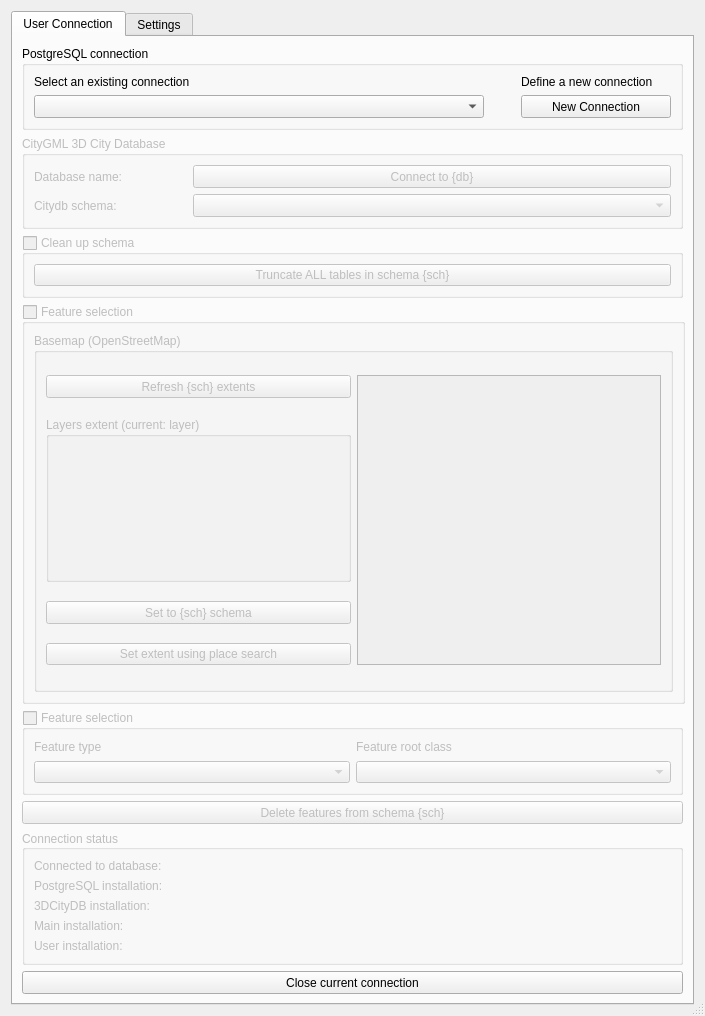
Qt form cdb4/gui_deleter/ui/cdb4_deleter_dialog.ui (tudelft3d/3DCityDB-Tools-for-QGIS) before a commit.
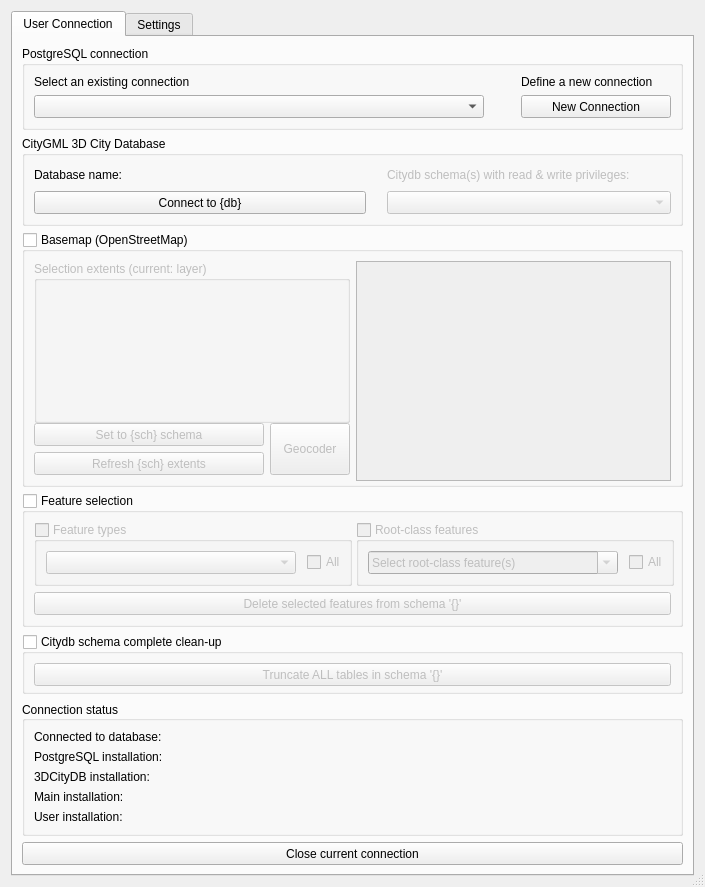
The same form after that commit. Icons and pictures are not drawn. Custom widgets are drawn as their Qt base class.

```diff
--- a/cdb4/gui_deleter/ui/cdb4_deleter_dialog.ui
+++ b/cdb4/gui_deleter/ui/cdb4_deleter_dialog.ui
@@ -13,11 +13,11 @@
     <x>0</x>
     <y>0</y>
     <width>705</width>
-    <height>1000</height>
+    <height>868</height>
    </rect>
   </property>
   <property name="sizePolicy">
-   <sizepolicy hsizetype="MinimumExpanding" vsizetype="MinimumExpanding">
+   <sizepolicy hsizetype="MinimumExpanding" vsizetype="Maximum">
     <horstretch>0</horstretch>
     <verstretch>0</verstretch>
    </sizepolicy>
@@ -54,7 +54,7 @@
       <bool>true</bool>
      </property>
      <property name="sizePolicy">
-      <sizepolicy hsizetype="MinimumExpanding" vsizetype="MinimumExpanding">
+      <sizepolicy hsizetype="Preferred" vsizetype="Preferred">
        <horstretch>0</horstretch>
        <verstretch>0</verstretch>
       </sizepolicy>
@@ -301,7 +301,7 @@
        <item>
         <widget class="QGroupBox" name="gbxDatabase">
          <property name="enabled">
-          <bool>false</bool>
+          <bool>true</bool>
          </property>
          <property name="sizePolicy">
           <sizepolicy hsizetype="Preferred" vsizetype="Maximum">
@@ -326,26 +326,62 @@
             </property>
             <property name="sizeHint" stdset="0">
              <size>
-              <width>65</width>
+              <width>15</width>
+              <height>20</height>
+             </size>
+            </property>
+           </spacer>
+          </item>
+          <item row="0" column="0">
+           <widget class="QLabel" name="lblConnectToDB">
+            <property name="enabled">
+             <bool>true</bool>
+            </property>
+            <property name="text">
+             <string>Database name:</string>
+            </property>
+           </widget>
+          </item>
+          <item row="0" column="1">
+           <spacer name="horizontalSpacer">
+            <property name="orientation">
+             <enum>Qt::Horizontal</enum>
+            </property>
+            <property name="sizeType">
+             <enum>QSizePolicy::Minimum</enum>
+            </property>
+            <property name="sizeHint" stdset="0">
+             <size>
+              <width>15</width>
               <height>20</height>
              </size>
             </property>
            </spacer>
           </item>
           <item row="0" column="2">
+           <widget class="QLabel" name="lblSchema">
+            <property name="enabled">
+             <bool>false</bool>
+            </property>
+            <property name="text">
+             <string>Citydb schema(s) with read &amp; write privileges:</string>
+            </property>
+           </widget>
+          </item>
+          <item row="2" column="0">
            <widget class="QPushButton" name="btnConnectToDbC">
             <property name="enabled">
-             <bool>false</bool>
+             <bool>true</bool>
             </property>
             <property name="sizePolicy">
-             <sizepolicy hsizetype="MinimumExpanding" vsizetype="Fixed">
+             <sizepolicy hsizetype="Minimum" vsizetype="Fixed">
               <horstretch>0</horstretch>
               <verstretch>0</verstretch>
              </sizepolicy>
             </property>
             <property name="minimumSize">
              <size>
-              <width>400</width>
+              <width>332</width>
               <height>23</height>
              </size>
             </property>
@@ -366,55 +402,25 @@
              <bool>false</bool>
             </property>
             <property name="sizePolicy">
-             <sizepolicy hsizetype="MinimumExpanding" vsizetype="Fixed">
+             <sizepolicy hsizetype="Minimum" vsizetype="Fixed">
               <horstretch>0</horstretch>
               <verstretch>0</verstretch>
              </sizepolicy>
             </property>
             <property name="minimumSize">
              <size>
-              <width>400</width>
+              <width>270</width>
               <height>23</height>
              </size>
             </property>
             <property name="toolTip">
              <string>Select one of the citydb schemas containing data</string>
             </property>
-           </widget>
-          </item>
-          <item row="0" column="0">
-           <widget class="QLabel" name="lblConnectToDB">
-            <property name="enabled">
-             <bool>false</bool>
+            <property name="currentText">
+             <string/>
             </property>
-            <property name="text">
-             <string>Database name:</string>
-            </property>
-           </widget>
-          </item>
-          <item row="0" column="1">
-           <spacer name="horizontalSpacer">
-            <property name="orientation">
-             <enum>Qt::Horizontal</enum>
-            </property>
-            <property name="sizeType">
-             <enum>QSizePolicy::Minimum</enum>
-            </property>
-            <property name="sizeHint" stdset="0">
-             <size>
-              <width>65</width>
-              <height>20</height>
-             </size>
-            </property>
-           </spacer>
-          </item>
-          <item row="2" column="0">
-           <widget class="QLabel" name="lblSchema">
-            <property name="enabled">
-             <bool>false</bool>
-            </property>
-            <property name="text">
-             <string>Citydb schema:</string>
+            <property name="placeholderText">
+             <string/>
             </property>
            </widget>
           </item>
@@ -422,64 +428,24 @@
         </widget>
        </item>
        <item>
-        <widget class="QGroupBox" name="groupBox">
+        <widget class="QGroupBox" name="gbxBasemapC">
          <property name="enabled">
-          <bool>false</bool>
-         </property>
-         <property name="sizePolicy">
-          <sizepolicy hsizetype="Preferred" vsizetype="Fixed">
-           <horstretch>0</horstretch>
-           <verstretch>0</verstretch>
-          </sizepolicy>
-         </property>
-         <property name="minimumSize">
-          <size>
-           <width>0</width>
-           <height>55</height>
-          </size>
-         </property>
-         <property name="title">
-          <string>Clean up schema</string>
-         </property>
-         <property name="checkable">
           <bool>true</bool>
          </property>
-         <property name="checked">
-          <bool>false</bool>
-         </property>
-         <layout class="QVBoxLayout" name="verticalLayout_2">
-          <item>
-           <widget class="QPushButton" name="btnCleanUpSchema">
-            <property name="enabled">
-             <bool>false</bool>
-            </property>
-            <property name="text">
-             <string>Truncate ALL tables in schema {sch}</string>
-            </property>
-           </widget>
-          </item>
-         </layout>
-        </widget>
-       </item>
-       <item>
-        <widget class="QGroupBox" name="groupBox_2">
-         <property name="enabled">
-          <bool>false</bool>
-         </property>
          <property name="sizePolicy">
-          <sizepolicy hsizetype="Minimum" vsizetype="Minimum">
+          <sizepolicy hsizetype="Minimum" vsizetype="Fixed">
            <horstretch>0</horstretch>
            <verstretch>0</verstretch>
           </sizepolicy>
          </property>
          <property name="minimumSize">
           <size>
-           <width>663</width>
-           <height>400</height>
+           <width>318</width>
+           <height>255</height>
           </size>
          </property>
          <property name="title">
-          <string>Feature selection</string>
+          <string>Basemap (OpenStreetMap)</string>
          </property>
          <property name="flat">
           <bool>false</bool>
@@ -490,178 +456,405 @@
          <property name="checked">
           <bool>false</bool>
          </property>
-         <layout class="QVBoxLayout" name="verticalLayout_4">
-          <item>
-           <widget class="QGroupBox" name="gbxBasemapC">
+         <layout class="QGridLayout" name="gLayoutBasemapC">
+          <item row="0" column="1" rowspan="2">
+           <widget class="QGraphicsView" name="gvCanvasC">
             <property name="enabled">
              <bool>false</bool>
             </property>
             <property name="sizePolicy">
-             <sizepolicy hsizetype="Ignored" vsizetype="Minimum">
+             <sizepolicy hsizetype="Expanding" vsizetype="MinimumExpanding">
               <horstretch>0</horstretch>
               <verstretch>0</verstretch>
              </sizepolicy>
             </property>
             <property name="minimumSize">
              <size>
-              <width>400</width>
-              <height>200</height>
+              <width>300</width>
+              <height>220</height>
+             </size>
+            </property>
+            <property name="toolTip">
+             <string>&lt;html&gt;&lt;head/&gt;&lt;body&gt;&lt;p&gt;&lt;span style=&quot; font-weight:600; color:#0000ff;&quot;&gt;Blue box&lt;/span&gt;: Extents of all data in the selected citydb schema&lt;/p&gt;&lt;p&gt;&lt;span style=&quot; font-weight:600; color:#ff0000;&quot;&gt;Red box&lt;/span&gt;: Extents of the area for which layers will be created for QGIS&lt;/p&gt;&lt;/body&gt;&lt;/html&gt;</string>
+            </property>
+            <property name="alignment">
+             <set>Qt::AlignCenter</set>
+            </property>
+           </widget>
+          </item>
+          <item row="0" column="0">
+           <widget class="QgsExtentGroupBox" name="qgbxExtentsC">
+            <property name="enabled">
+             <bool>false</bool>
+            </property>
+            <property name="sizePolicy">
+             <sizepolicy hsizetype="MinimumExpanding" vsizetype="Maximum">
+              <horstretch>0</horstretch>
+              <verstretch>0</verstretch>
+             </sizepolicy>
+            </property>
+            <property name="minimumSize">
+             <size>
+              <width>300</width>
+              <height>162</height>
+             </size>
+            </property>
+            <property name="maximumSize">
+             <size>
+              <width>318</width>
+              <height>16777215</height>
              </size>
             </property>
             <property name="title">
-             <string>Basemap (OpenStreetMap)</string>
-            </property>
-            <property name="flat">
-             <bool>false</bool>
+             <string>Selection extents (current: layer)</string>
             </property>
             <property name="checkable">
              <bool>false</bool>
             </property>
-            <property name="checked">
+            <property name="collapsed">
              <bool>false</bool>
             </property>
-            <layout class="QGridLayout" name="gLayoutBasemapC">
-             <item row="1" column="1" rowspan="4">
-              <widget class="QGraphicsView" name="gvCanvasC">
-               <property name="enabled">
-                <bool>false</bool>
-               </property>
-               <property name="sizePolicy">
-                <sizepolicy hsizetype="MinimumExpanding" vsizetype="MinimumExpanding">
-                 <horstretch>0</horstretch>
-                 <verstretch>0</verstretch>
-                </sizepolicy>
-               </property>
-               <property name="minimumSize">
-                <size>
-                 <width>250</width>
-                 <height>0</height>
-                </size>
-               </property>
-               <property name="toolTip">
-                <string>&lt;html&gt;&lt;head/&gt;&lt;body&gt;&lt;p&gt;&lt;span style=&quot; font-weight:600; color:#0000ff;&quot;&gt;Blue box&lt;/span&gt;: Extents of all data in the selected citydb schema&lt;/p&gt;&lt;p&gt;&lt;span style=&quot; font-weight:600; color:#ff0000;&quot;&gt;Red box&lt;/span&gt;: Extents of the area in which feature will be deleted&lt;/p&gt;&lt;/body&gt;&lt;/html&gt;</string>
-               </property>
-              </widget>
-             </item>
-             <item row="1" column="0">
-              <widget class="QPushButton" name="btnRefreshCDBExtents">
-               <property name="sizePolicy">
-                <sizepolicy hsizetype="MinimumExpanding" vsizetype="Fixed">
-                 <horstretch>0</horstretch>
-                 <verstretch>0</verstretch>
-                </sizepolicy>
-               </property>
-               <property name="minimumSize">
-                <size>
-                 <width>250</width>
-                 <height>23</height>
-                </size>
-               </property>
-               <property name="toolTip">
-                <string>&lt;html&gt;&lt;head/&gt;&lt;body&gt;&lt;p&gt;If you deleted or added new data to the city model, you may have to refresh the extents of all data contained in the selected citydb schema (&lt;span style=&quot; font-weight:600; color:#0000ff;&quot;&gt;blue box&lt;/span&gt;)&lt;/p&gt;&lt;/body&gt;&lt;/html&gt;</string>
-               </property>
-               <property name="text">
-                <string>Refresh {sch} extents</string>
-               </property>
-               <property name="autoDefault">
-                <bool>false</bool>
-               </property>
-              </widget>
-             </item>
-             <item row="2" column="0">
-              <widget class="QgsExtentGroupBox" name="qgbxExtentsC">
-               <property name="sizePolicy">
-                <sizepolicy hsizetype="Fixed" vsizetype="Maximum">
-                 <horstretch>0</horstretch>
-                 <verstretch>0</verstretch>
-                </sizepolicy>
-               </property>
-               <property name="minimumSize">
-                <size>
-                 <width>150</width>
-                 <height>165</height>
-                </size>
-               </property>
-               <property name="maximumSize">
-                <size>
-                 <width>450</width>
-                 <height>16777215</height>
-                </size>
-               </property>
-               <property name="title">
-                <string>Layers extent (current: layer)</string>
-               </property>
-               <property name="checkable">
-                <bool>false</bool>
-               </property>
-               <property name="collapsed">
-                <bool>false</bool>
-               </property>
-               <property name="titleBase">
-                <string>Layers extent</string>
-               </property>
-              </widget>
-             </item>
-             <item row="3" column="0">
-              <widget class="QPushButton" name="btnCityExtentsC">
-               <property name="sizePolicy">
-                <sizepolicy hsizetype="MinimumExpanding" vsizetype="Fixed">
-                 <horstretch>0</horstretch>
-                 <verstretch>0</verstretch>
-                </sizepolicy>
-               </property>
-               <property name="minimumSize">
-                <size>
-                 <width>250</width>
-                 <height>23</height>
-                </size>
-               </property>
-               <property name="toolTip">
-                <string>&lt;html&gt;&lt;head/&gt;&lt;body&gt;&lt;p&gt;Set the extents of the area (&lt;span style=&quot; font-weight:600; color:#ff0000;&quot;&gt;reb box&lt;/span&gt;) to be the same as the citydb schema (&lt;span style=&quot; font-weight:600; color:#0000ff;&quot;&gt;blue box&lt;/span&gt;)&lt;/p&gt;&lt;/body&gt;&lt;/html&gt;</string>
-               </property>
-               <property name="text">
-                <string>Set to {sch} schema</string>
-               </property>
-               <property name="autoDefault">
-                <bool>false</bool>
-               </property>
-              </widget>
-             </item>
-             <item row="4" column="0">
-              <widget class="QPushButton" name="btnPlaceSearch">
-               <property name="text">
-                <string>Set extent using place search</string>
-               </property>
-              </widget>
-             </item>
-            </layout>
+            <property name="titleBase">
+             <string>Selection extents</string>
+            </property>
            </widget>
           </item>
+          <item row="1" column="0">
+           <layout class="QGridLayout" name="gridLayout_2">
+            <item row="0" column="1">
+             <widget class="QPushButton" name="btnGeoCoder">
+              <property name="enabled">
+               <bool>false</bool>
+              </property>
+              <property name="sizePolicy">
+               <sizepolicy hsizetype="Fixed" vsizetype="Minimum">
+                <horstretch>0</horstretch>
+                <verstretch>0</verstretch>
+               </sizepolicy>
+              </property>
+              <property name="minimumSize">
+               <size>
+                <width>40</width>
+                <height>50</height>
+               </size>
+              </property>
+              <property name="text">
+               <string>Geocoder</string>
+              </property>
+             </widget>
+            </item>
+            <item row="0" column="0">
+             <layout class="QVBoxLayout" name="verticalLayout_3">
+              <item>
+               <widget class="QPushButton" name="btnCityExtents">
+                <property name="enabled">
+                 <bool>false</bool>
+                </property>
+                <property name="sizePolicy">
+                 <sizepolicy hsizetype="Preferred" vsizetype="Maximum">
+                  <horstretch>0</horstretch>
+                  <verstretch>0</verstretch>
+                 </sizepolicy>
+                </property>
+                <property name="minimumSize">
+                 <size>
+                  <width>0</width>
+                  <height>23</height>
+                 </size>
+                </property>
+                <property name="toolTip">
+                 <string>&lt;html&gt;&lt;head/&gt;&lt;body&gt;&lt;p&gt;Set the extents of the area (&lt;span style=&quot; font-weight:600; color:#ff0000;&quot;&gt;reb box&lt;/span&gt;) to be the same as the citydb schema (&lt;span style=&quot; font-weight:600; color:#0000ff;&quot;&gt;blue box&lt;/span&gt;)&lt;/p&gt;&lt;/body&gt;&lt;/html&gt;</string>
+                </property>
+                <property name="text">
+                 <string>Set to {sch} schema</string>
+                </property>
+                <property name="autoDefault">
+                 <bool>false</bool>
+                </property>
+               </widget>
+              </item>
+              <item>
+               <widget class="QPushButton" name="btnRefreshCDBExtents">
+                <property name="sizePolicy">
+                 <sizepolicy hsizetype="Preferred" vsizetype="Maximum">
+                  <horstretch>0</horstretch>
+                  <verstretch>0</verstretch>
+                 </sizepolicy>
+                </property>
+                <property name="minimumSize">
+                 <size>
+                  <width>0</width>
+                  <height>23</height>
+                 </size>
+                </property>
+                <property name="toolTip">
+                 <string>&lt;html&gt;&lt;head/&gt;&lt;body&gt;&lt;p&gt;If you deleted or added new data to the city model, you may have to refresh the extents of all data contained in the selected citydb schema (&lt;span style=&quot; font-weight:600; color:#0000ff;&quot;&gt;blue box&lt;/span&gt;)&lt;/p&gt;&lt;/body&gt;&lt;/html&gt;</string>
+                </property>
+                <property name="text">
+                 <string>Refresh {sch} extents</string>
+                </property>
+                <property name="autoDefault">
+                 <bool>false</bool>
+                </property>
+               </widget>
+              </item>
+             </layout>
+            </item>
+           </layout>
+          </item>
          </layout>
         </widget>
        </item>
        <item>
         <widget class="QGroupBox" name="gbxFeatSel">
-         <property name="enabled">
+         <property name="title">
+          <string>Feature selection</string>
+         </property>
+         <property name="checkable">
+          <bool>true</bool>
+         </property>
+         <property name="checked">
           <bool>false</bool>
          </property>
+         <layout class="QGridLayout" name="gridLayout_3">
+          <item row="1" column="1">
+           <widget class="QGroupBox" name="gbxRootClass">
+            <property name="enabled">
+             <bool>false</bool>
+            </property>
+            <property name="sizePolicy">
+             <sizepolicy hsizetype="Fixed" vsizetype="Fixed">
+              <horstretch>0</horstretch>
+              <verstretch>0</verstretch>
+             </sizepolicy>
+            </property>
+            <property name="minimumSize">
+             <size>
+              <width>318</width>
+              <height>0</height>
+             </size>
+            </property>
+            <property name="title">
+             <string>Root-class features</string>
+            </property>
+            <property name="checkable">
+             <bool>true</bool>
+            </property>
+            <property name="checked">
+             <bool>false</bool>
+            </property>
+            <layout class="QGridLayout" name="gridLayout_5">
+             <item row="3" column="2">
+              <spacer name="horizontalSpacer_7">
+               <property name="orientation">
+                <enum>Qt::Horizontal</enum>
+               </property>
+               <property name="sizeType">
+                <enum>QSizePolicy::Fixed</enum>
+               </property>
+               <property name="sizeHint" stdset="0">
+                <size>
+                 <width>5</width>
+                 <height>20</height>
+                </size>
+               </property>
+              </spacer>
+             </item>
+             <item row="3" column="1">
+              <widget class="QgsCheckableComboBox" name="ccbxRootClass">
+               <property name="enabled">
+                <bool>false</bool>
+               </property>
+               <property name="minimumSize">
+                <size>
+                 <width>250</width>
+                 <height>23</height>
+                </size>
+               </property>
+               <property name="editable">
+                <bool>true</bool>
+               </property>
+               <property name="currentText">
+                <string>Select root-class feature(s)</string>
+               </property>
+               <property name="maxVisibleItems">
+                <number>99</number>
+               </property>
+               <property name="defaultText">
+                <string>Select root-class feature(s)</string>
+               </property>
+              </widget>
+             </item>
+             <item row="3" column="3" alignment="Qt::AlignRight|Qt::AlignVCenter">
+              <widget class="QCheckBox" name="ckbRootClassAll">
+               <property name="minimumSize">
+                <size>
+                 <width>30</width>
+                 <height>0</height>
+                </size>
+               </property>
+               <property name="text">
+                <string>All</string>
+               </property>
+              </widget>
+             </item>
+            </layout>
+           </widget>
+          </item>
+          <item row="1" column="0">
+           <widget class="QGroupBox" name="gbxFeatType">
+            <property name="enabled">
+             <bool>false</bool>
+            </property>
+            <property name="sizePolicy">
+             <sizepolicy hsizetype="Fixed" vsizetype="Fixed">
+              <horstretch>0</horstretch>
+              <verstretch>0</verstretch>
+             </sizepolicy>
+            </property>
+            <property name="minimumSize">
+             <size>
+              <width>318</width>
+              <height>0</height>
+             </size>
+            </property>
+            <property name="title">
+             <string>Feature types</string>
+            </property>
+            <property name="checkable">
+             <bool>true</bool>
+            </property>
+            <property name="checked">
+             <bool>false</bool>
+            </property>
+            <layout class="QGridLayout" name="gridLayout_4">
+             <item row="1" column="2">
+              <spacer name="horizontalSpacer_4">
+               <property name="orientation">
+                <enum>Qt::Horizontal</enum>
+               </property>
+               <property name="sizeType">
+                <enum>QSizePolicy::Fixed</enum>
+               </property>
+               <property name="sizeHint" stdset="0">
+                <size>
+                 <width>5</width>
+                 <height>20</height>
+                </size>
+               </property>
+              </spacer>
+             </item>
+             <item row="1" column="1">
+              <widget class="QgsCheckableComboBox" name="ccbxFeatType">
+               <property name="enabled">
+                <bool>false</bool>
+               </property>
+               <property name="minimumSize">
+                <size>
+                 <width>250</width>
+                 <height>23</height>
+                </size>
+               </property>
+               <property name="currentText">
+                <string>Select feature type(s)</string>
+               </property>
+               <property name="frame">
+                <bool>true</bool>
+               </property>
+               <property name="defaultText">
+                <string>Select feature type(s)</string>
+               </property>
+              </widget>
+             </item>
+             <item row="1" column="3" alignment="Qt::AlignRight|Qt::AlignVCenter">
+              <widget class="QCheckBox" name="ckbFeatTypeAll">
+               <property name="enabled">
+                <bool>false</bool>
+               </property>
+               <property name="sizePolicy">
+                <sizepolicy hsizetype="Minimum" vsizetype="Fixed">
+                 <horstretch>0</horstretch>
+                 <verstretch>0</verstretch>
+                </sizepolicy>
+               </property>
+               <property name="minimumSize">
+                <size>
+                 <width>30</width>
+                 <height>0</height>
+                </size>
+               </property>
+               <property name="text">
+                <string>All</string>
+               </property>
+              </widget>
+             </item>
+            </layout>
+           </widget>
+          </item>
+          <item row="2" column="0" colspan="2">
+           <widget class="QPushButton" name="btnDelSelFeatures">
+            <property name="enabled">
+             <bool>false</bool>
+            </property>
+            <property name="sizePolicy">
+             <sizepolicy hsizetype="Expanding" vsizetype="Fixed">
+              <horstretch>0</horstretch>
+              <verstretch>0</verstretch>
+             </sizepolicy>
+            </property>
+            <property name="minimumSize">
+             <size>
+              <width>0</width>
+              <height>23</height>
+             </size>
+            </property>
+            <property name="text">
+             <string>Delete selected features from schema '{}'</string>
+            </property>
+           </widget>
+          </item>
+         </layout>
+        </widget>
+       </item>
+       <item>
+        <spacer name="verticalSpacer_2">
+         <property name="orientation">
+          <enum>Qt::Vertical</enum>
+         </property>
+         <property name="sizeType">
+          <enum>QSizePolicy::Expanding</enum>
+         </property>
+         <property name="sizeHint" stdset="0">
+          <size>
+           <width>20</width>
+           <height>30</height>
+          </size>
+         </property>
+        </spacer>
+       </item>
+       <item>
+        <widget class="QGroupBox" name="gbxCleanUpSchema">
          <property name="sizePolicy">
-          <sizepolicy hsizetype="Minimum" vsizetype="Minimum">
+          <sizepolicy hsizetype="Preferred" vsizetype="Maximum">
            <horstretch>0</horstretch>
            <verstretch>0</verstretch>
           </sizepolicy>
          </property>
          <property name="minimumSize">
           <size>
-           <width>650</width>
+           <width>0</width>
            <height>60</height>
           </size>
          </property>
+         <property name="autoFillBackground">
+          <bool>false</bool>
+         </property>
+         <property name="styleSheet">
+          <string notr="true">border-color: rgb(170, 0, 0);
+border-color: rgb(255, 0, 0);</string>
+         </property>
          <property name="title">
-          <string>Feature selection</string>
-         </property>
-         <property name="flat">
-          <bool>false</bool>
+          <string>Citydb schema complete clean-up</string>
          </property>
          <property name="checkable">
           <bool>true</bool>
@@ -669,24 +862,26 @@
          <property name="checked">
           <bool>false</bool>
          </property>
-         <layout class="QGridLayout" name="gridLayout_2">
-          <item row="1" column="1">
-           <widget class="QgsCheckableComboBox" name="mComboBox_2"/>
-          </item>
-          <item row="1" column="0">
-           <widget class="QgsCheckableComboBox" name="cbxFeatType"/>
-          </item>
-          <item row="0" column="0">
-           <widget class="QLabel" name="lblFeatType">
-            <property name="text">
-             <string>Feature type</string>
+         <layout class="QVBoxLayout" name="verticalLayout_2">
+          <item>
+           <widget class="QPushButton" name="btnCleanUpSchema">
+            <property name="enabled">
+             <bool>false</bool>
             </property>
-           </widget>
-          </item>
-          <item row="0" column="1">
-           <widget class="QLabel" name="lblFeatRootClass">
+            <property name="sizePolicy">
+             <sizepolicy hsizetype="Minimum" vsizetype="Maximum">
+              <horstretch>0</horstretch>
+              <verstretch>0</verstretch>
+             </sizepolicy>
+            </property>
+            <property name="minimumSize">
+             <size>
+              <width>0</width>
+              <height>23</height>
+             </size>
+            </property>
             <property name="text">
-             <string>Feature root class</string>
+             <string>Truncate ALL tables in schema '{}'</string>
             </property>
            </widget>
           </item>
@@ -694,34 +889,22 @@
         </widget>
        </item>
        <item>
-        <layout class="QVBoxLayout" name="DelLayout"/>
-       </item>
-       <item>
-        <widget class="QPushButton" name="btnDropLayers">
-         <property name="enabled">
-          <bool>false</bool>
+        <spacer name="verticalSpacer_3">
+         <property name="orientation">
+          <enum>Qt::Vertical</enum>
          </property>
-         <property name="minimumSize">
+         <property name="sizeHint" stdset="0">
           <size>
-           <width>620</width>
-           <height>23</height>
+           <width>20</width>
+           <height>30</height>
           </size>
          </property>
-         <property name="toolTip">
-          <string>Delete all selected features in the current citydb schema</string>
-         </property>
-         <property name="text">
-          <string>Delete features from schema {sch}</string>
-         </property>
-         <property name="autoDefault">
-          <bool>false</bool>
-         </property>
-        </widget>
+        </spacer>
        </item>
        <item>
         <widget class="QGroupBox" name="gbxConnStatusC">
          <property name="enabled">
-          <bool>false</bool>
+          <bool>true</bool>
          </property>
          <property name="sizePolicy">
           <sizepolicy hsizetype="MinimumExpanding" vsizetype="Maximum">
@@ -729,12 +912,6 @@
            <verstretch>0</verstretch>
           </sizepolicy>
          </property>
-         <property name="minimumSize">
-          <size>
-           <width>0</width>
-           <height>100</height>
-          </size>
-         </property>
          <property name="focusPolicy">
           <enum>Qt::NoFocus</enum>
          </property>
@@ -760,7 +937,7 @@
           <bool>false</bool>
          </property>
          <layout class="QGridLayout" name="gLayoutConnStatusC">
-          <item row="2" column="1">
+          <item row="4" column="1">
            <widget class="QLabel" name="lbl3DCityDBInstC_out">
             <property name="sizePolicy">
              <sizepolicy hsizetype="MinimumExpanding" vsizetype="Preferred">
@@ -773,32 +950,7 @@
             </property>
            </widget>
           </item>
-          <item row="0" column="0">
-           <widget class="QLabel" name="lblConnToDbC">
-            <property name="sizePolicy">
-             <sizepolicy hsizetype="Maximum" vsizetype="Maximum">
-              <horstretch>0</horstretch>
-              <verstretch>0</verstretch>
-             </sizepolicy>
-            </property>
-            <property name="frameShape">
-             <enum>QFrame::NoFrame</enum>
-            </property>
-            <property name="frameShadow">
-             <enum>QFrame::Plain</enum>
-            </property>
-            <property name="lineWidth">
-             <number>2</number>
-            </property>
-            <property name="text">
-             <string>Connected to database:</string>
-            </property>
-            <property name="alignment">
-             <set>Qt::AlignLeading|Qt::AlignLeft|Qt::AlignTop</set>
-            </property>
-           </widget>
-          </item>
-          <item row="0" column="1">
+          <item row="2" column="1">
            <widget class="QLabel" name="lblConnToDbC_out">
             <property name="sizePolicy">
              <sizepolicy hsizetype="MinimumExpanding" vsizetype="Preferred">
@@ -814,14 +966,7 @@
             </property>
            </widget>
           </item>
-          <item row="3" column="0">
-           <widget class="QLabel" name="lblMainInstC">
-            <property name="text">
-             <string>Main installation:</string>
-            </property>
-           </widget>
-          </item>
-          <item row="4" column="1">
+          <item row="6" column="1">
            <widget class="QLabel" name="lblUserInstC_out">
             <property name="sizePolicy">
              <sizepolicy hsizetype="MinimumExpanding" vsizetype="Preferred">
@@ -843,33 +988,7 @@
             </property>
            </widget>
           </item>
-          <item row="1" column="1">
-           <widget class="QLabel" name="lblPostInstC_out">
-            <property name="sizePolicy">
-             <sizepolicy hsizetype="MinimumExpanding" vsizetype="Preferred">
-              <horstretch>0</horstretch>
-              <verstretch>0</verstretch>
-             </sizepolicy>
-            </property>
-            <property name="text">
-             <string/>
-            </property>
-           </widget>
-          </item>
-          <item row="4" column="0">
-           <widget class="QLabel" name="lblUserInstC">
-            <property name="sizePolicy">
-             <sizepolicy hsizetype="Maximum" vsizetype="Preferred">
-              <horstretch>0</horstretch>
-              <verstretch>0</verstretch>
-             </sizepolicy>
-            </property>
-            <property name="text">
-             <string>User installation:</string>
-            </property>
-           </widget>
-          </item>
-          <item row="1" column="0">
+          <item row="3" column="0">
            <widget class="QLabel" name="lblPostInstC">
             <property name="sizePolicy">
              <sizepolicy hsizetype="Maximum" vsizetype="Preferred">
@@ -882,7 +1001,7 @@
             </property>
            </widget>
           </item>
-          <item row="2" column="0">
+          <item row="4" column="0">
            <widget class="QLabel" name="lbl3DCityDBInstC">
             <property name="sizePolicy">
              <sizepolicy hsizetype="Maximum" vsizetype="Preferred">
@@ -895,8 +1014,78 @@
             </property>
            </widget>
           </item>
+          <item row="6" column="0">
+           <widget class="QLabel" name="lblUserInstC">
+            <property name="sizePolicy">
+             <sizepolicy hsizetype="Maximum" vsizetype="Preferred">
+              <horstretch>0</horstretch>
+              <verstretch>0</verstretch>
+             </sizepolicy>
+            </property>
+            <property name="text">
+             <string>User installation:</string>
+            </property>
+           </widget>
+          </item>
+          <item row="2" column="0">
+           <widget class="QLabel" name="lblConnToDbC">
+            <property name="sizePolicy">
+             <sizepolicy hsizetype="Maximum" vsizetype="Preferred">
+              <horstretch>0</horstretch>
+              <verstretch>0</verstretch>
+             </sizepolicy>
+            </property>
+            <property name="frameShape">
+             <enum>QFrame::NoFrame</enum>
+            </property>
+            <property name="frameShadow">
+             <enum>QFrame::Plain</enum>
+            </property>
+            <property name="lineWidth">
+             <number>2</number>
+            </property>
+            <property name="text">
+             <string>Connected to database:</string>
+            </property>
+            <property name="alignment">
+             <set>Qt::AlignLeading|Qt::AlignLeft|Qt::AlignTop</set>
+            </property>
+           </widget>
+          </item>
           <item row="3" column="1">
+           <widget class="QLabel" name="lblPostInstC_out">
+            <property name="sizePolicy">
+             <sizepolicy hsizetype="MinimumExpanding" vsizetype="Preferred">
+              <horstretch>0</horstretch>
+              <verstretch>0</verstretch>
+             </sizepolicy>
+            </property>
+            <property name="text">
+             <string/>
+            </property>
+           </widget>
+          </item>
+          <item row="5" column="0">
+           <widget class="QLabel" name="lblMainInstC">
+            <property name="sizePolicy">
+             <sizepolicy hsizetype="Maximum" vsizetype="Preferred">
+              <horstretch>0</horstretch>
+              <verstretch>0</verstretch>
+             </sizepolicy>
+            </property>
+            <property name="text">
+             <string>Main installation:</string>
+            </property>
+           </widget>
+          </item>
+          <item row="5" column="1">
            <widget class="QLabel" name="lblMainInstC_out">
+            <property name="sizePolicy">
+             <sizepolicy hsizetype="MinimumExpanding" vsizetype="Preferred">
+              <horstretch>0</horstretch>
+              <verstretch>0</verstretch>
+             </sizepolicy>
+            </property>
             <property name="text">
              <string/>
             </property>
```
Left out of the diff: 193 changed lines with no effect on the pictures.
